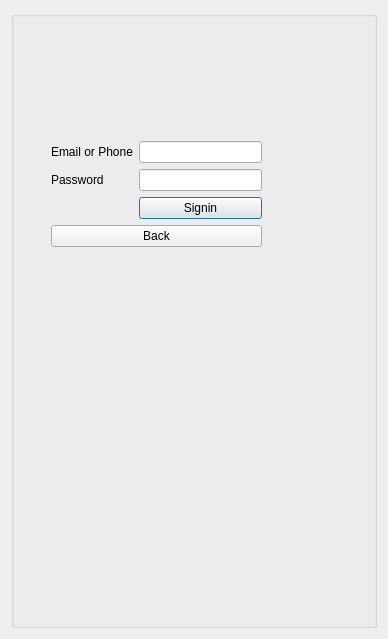
The window that CS106LibrarySys/logindialog.ui (hunterjreid/Library-Management-System) describes before a commit, drawn with Qt 5.
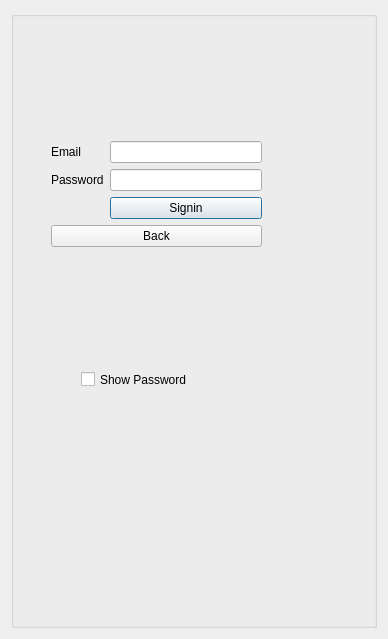
The same window after the commit.

Commit message: Account signin started and hide password added.

The edit to the form file:
```diff
--- a/CS106LibrarySys/logindialog.ui
+++ b/CS106LibrarySys/logindialog.ui
@@ -25,7 +25,7 @@
      <property name="title">
       <string/>
      </property>
-     <widget class="QWidget" name="">
+     <widget class="QWidget" name="layoutWidget">
       <property name="geometry">
        <rect>
         <x>40</x>
@@ -38,7 +38,7 @@
        <item row="0" column="0">
         <widget class="QLabel" name="label">
          <property name="text">
-          <string>Email or Phone</string>
+          <string>Email </string>
          </property>
         </widget>
        </item>
@@ -71,6 +71,19 @@
        </item>
       </layout>
      </widget>
+     <widget class="QCheckBox" name="showPassCheckbox">
+      <property name="geometry">
+       <rect>
+        <x>70</x>
+        <y>360</y>
+        <width>191</width>
+        <height>17</height>
+       </rect>
+      </property>
+      <property name="text">
+       <string>Show Password</string>
+      </property>
+     </widget>
     </widget>
    </item>
   </layout>
```
Left out of the diff: 18 changed lines with no effect on the pictures. The commit also changes 5 other files.
